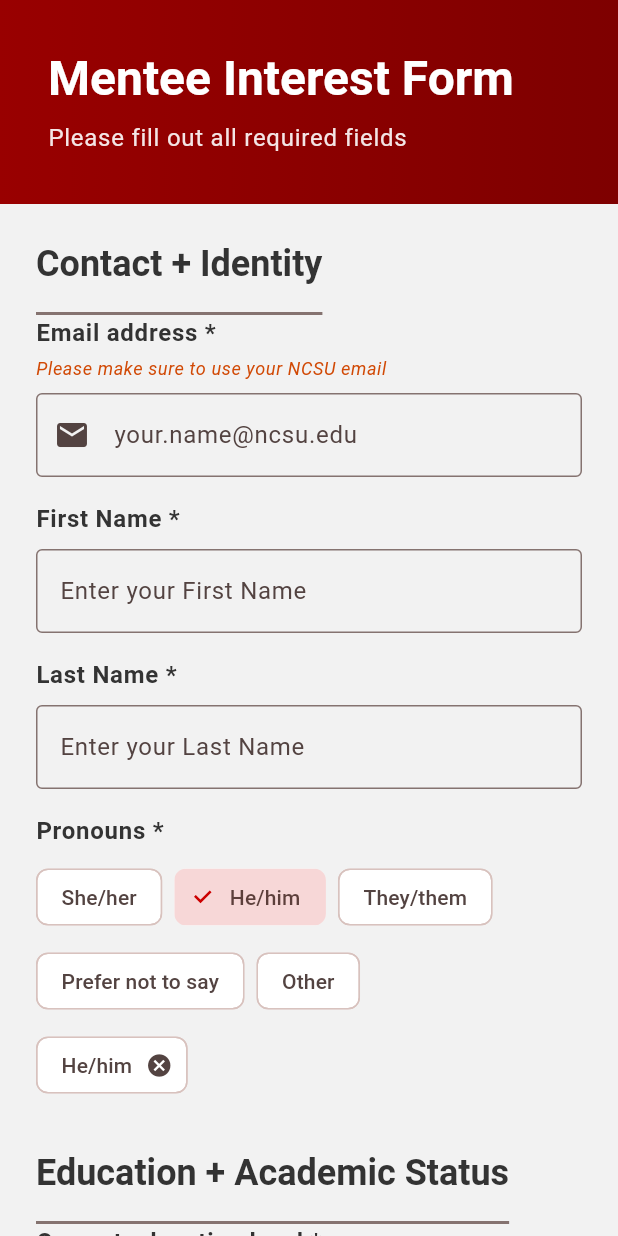
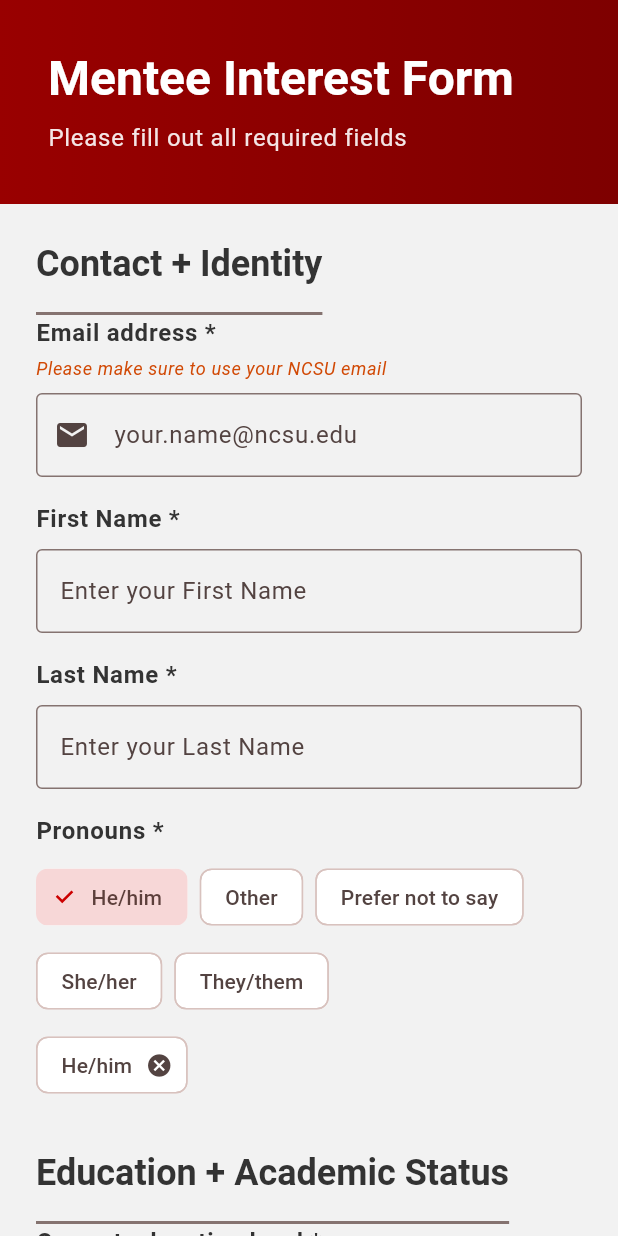
Before and after one commit to KaylaR2040/NLP_Matching, a Flutter app: the screen it shows after launch, after a tap on "He/him", on a phone screen of 412 x 824 dp. Run offline on Flutter 3.47's test engine with Material 3 defaults, Android fonts, the phone set to English and light mode, and no system bars; missing offline and left inert: fuzzywuzzy; project files that could hold a hidden picture were left out.

Commit message:
alphabetical info

```diff
--- a/flutter_mentee/lib/constants/form_options.dart
+++ b/flutter_mentee/lib/constants/form_options.dart
@@ -6,71 +6,71 @@ class FormOptions {
 
   // Pronouns
   static const List<String> pronouns = [
+    'He/him',
+    "Other",
+    'Prefer not to say',
     'She/her',
-    'He/him',
     'They/them',
-    'Prefer not to say',
-    "Other",
   ];
 
   // Education levels
-  static const List<String> educationLevels = ['BS', 'ABM', 'MS', 'PhD'];
+  static const List<String> educationLevels = ['ABM', 'BS', 'MS', 'PhD'];
 
   // Load possible majors from files
   static List<String> get undergradPrograms => _loader.undergradPrograms;
   static List<String> get gradPrograms => _loader.gradPrograms;
   static List<String> get abmPrograms => _loader.abmPrograms;
   static List<String> get phdPrograms => _loader.phdPrograms;
-  static List<String> get concentrations => _loader.concentrations;
+  static List<String> get concentrations => _sorted(_loader.concentrations);
 
   // Experience levels
   static const List<String> experienceLevels = [
-    'No internships yet',
     'Completed 1 internship',
     'Completed 2+ internships',
     'Co-op experience',
+    'No internships yet',
     'Research experience',
   ];
 
   // Industries
   static const List<String> industries = [
+    'Academia / research',
+    'Artificial intelligence / machine learning',
     "ASIC Design & Verification",
+    'Consulting',
+    'Cybersecurity',
+    'Data science / analytics',
     'Embedded systems',
-    'Software engineering',
-    'Hardware / electronics',
-    'Robotics / autonomy',
-    'Artificial intelligence / machine learning',
-    'Data science / analytics',
-    'Cybersecurity',
-    'Consulting',
+    'Energy / utilities',
     'Finance / fintech',
     'Government / defense',
-    'Energy / utilities',
+    'Hardware / electronics',
+    'Healthcare / medical devices',
     'Manufacturing',
-    'Healthcare / medical devices',
+    'Other',
+    'Robotics / autonomy',
+    'Software engineering',
+    'Startup / entrepreneurship',
     'Telecommunications',
-    'Academia / research',
-    'Startup / entrepreneurship',
-    'Other',
   ];
 
   // Help topics
   static const List<String> helpTopics = [
-    'Resume and interview preparation',
-    'Internship search',
-    'Technical skill development',
-    'Networking',
     'Career planning',
     'Graduate school advice',
+    'Internship search',
+    'Leadership and communication',
+    'Networking',
+    'Resume and interview preparation',
+    'Technical skill development',
     'Work–life balance',
-    'Leadership and communication',
   ];
 
   // Semesters
   static const List<String> semester = ['Fall', 'Spring', 'Summer'];
 
   // NCSU Organizations (loaded from file)
-  static List<String> get ncsuOrgs => _loader.ncsuOrgs;
+  static List<String> get ncsuOrgs => _sorted(_loader.ncsuOrgs);
 
   /// Get years for graduation dropdown (current year + 12 years)
   static List<String> getGraduationYears() {
@@ -81,16 +81,16 @@ class FormOptions {
   /// Returns the degree-program list for the selected education level.
   static List<String> getDegreeProgramsForLevel(String? educationLevel) {
     if (educationLevel == 'BS') {
-      return undergradPrograms;
+      return _sorted(undergradPrograms);
     }
     if (educationLevel == 'ABM') {
-      return abmPrograms;
+      return _sorted(abmPrograms);
     }
     if (educationLevel == 'MS') {
-      return gradPrograms;
+      return _sorted(gradPrograms);
     }
     if (educationLevel == 'PhD') {
-      return phdPrograms;
+      return _sorted(phdPrograms);
     }
     return [];
   }
@@ -110,4 +110,10 @@ class FormOptions {
         return '';
     }
   }
+
+  static List<String> _sorted(List<String> values) {
+    final sorted = List<String>.from(values);
+    sorted.sort((a, b) => a.toLowerCase().compareTo(b.toLowerCase()));
+    return sorted;
+  }
 }
--- a/flutter_mentee/lib/services/form_data_loader.dart
+++ b/flutter_mentee/lib/services/form_data_loader.dart
@@ -37,6 +37,7 @@ class FormDataLoader {
           .map((line) => line.trim())
           .where((line) => line.isNotEmpty)
           .toList();
+      _ncsuOrgs!.sort((a, b) => a.toLowerCase().compareTo(b.toLowerCase()));
       print('Loaded ${_ncsuOrgs!.length} NCSU organizations');
       return _ncsuOrgs!;
     } catch (e) {
@@ -51,12 +52,17 @@ class FormDataLoader {
     if (_undergradPrograms != null) return _undergradPrograms!;
 
     try {
-      final data = await rootBundle.loadString('assets/data/undergrad_programs.txt');
+      final data = await rootBundle.loadString(
+        'assets/data/undergrad_programs.txt',
+      );
       _undergradPrograms = data
           .split('\n')
           .map((line) => line.trim())
           .where((line) => line.isNotEmpty)
           .toList();
+      _undergradPrograms!.sort(
+        (a, b) => a.toLowerCase().compareTo(b.toLowerCase()),
+      );
       print('Loaded ${_undergradPrograms!.length} undergraduate programs');
       return _undergradPrograms!;
     } catch (e) {
@@ -77,11 +83,15 @@ class FormDataLoader {
           .map((line) => line.trim())
           .where((line) => line.isNotEmpty)
           .toList();
+      _gradPrograms!.sort((a, b) => a.toLowerCase().compareTo(b.toLowerCase()));
       print('Loaded ${_gradPrograms!.length} graduate programs');
       return _gradPrograms!;
     } catch (e) {
       print('Error loading grad programs: $e');
-      _gradPrograms = ['Computer Engineering - MS', 'Electrical Engineering - MS'];
+      _gradPrograms = [
+        'Computer Engineering - MS',
+        'Electrical Engineering - MS',
+      ];
       return _gradPrograms!;
     }
   }
@@ -90,12 +100,17 @@ class FormDataLoader {
   Future<List<String>> loadConcentrations() async {
     if (_concentrations != null) return _concentrations!;
     try {
-      final data = await rootBundle.loadString('assets/data/concentrations.txt');
+      final data = await rootBundle.loadString(
+        'assets/data/concentrations.txt',
+      );
       _concentrations = data
           .split('\n')
           .map((line) => line.trim())
           .where((line) => line.isNotEmpty)
           .toList();
+      _concentrations!.sort(
+        (a, b) => a.toLowerCase().compareTo(b.toLowerCase()),
+      );
       print('Loaded ${_concentrations!.length} concentrations');
       return _concentrations!;
     } catch (e) {
@@ -104,6 +119,7 @@ class FormDataLoader {
       return _concentrations!;
     }
   }
+
   /// Load ABM programs from text file
   Future<List<String>> loadAbmPrograms() async {
     if (_abmPrograms != null) return _abmPrograms!;
@@ -115,11 +131,15 @@ class FormDataLoader {
           .map((line) => line.trim())
           .where((line) => line.isNotEmpty)
           .toList();
+      _abmPrograms!.sort((a, b) => a.toLowerCase().compareTo(b.toLowerCase()));
       print('Loaded ${_abmPrograms!.length} ABM programs');
       return _abmPrograms!;
     } catch (e) {
       print('Error loading ABM programs: $e');
-      _abmPrograms = ['Computer Engineering - ABM', 'Electrical Engineering - ABM'];
+      _abmPrograms = [
+        'Computer Engineering - ABM',
+        'Electrical Engineering - ABM',
+      ];
       return _abmPrograms!;
     }
   }
@@ -135,11 +155,15 @@ class FormDataLoader {
           .map((line) => line.trim())
           .where((line) => line.isNotEmpty)
           .toList();
+      _phdPrograms!.sort((a, b) => a.toLowerCase().compareTo(b.toLowerCase()));
       print('Loaded ${_phdPrograms!.length} PhD programs');
       return _phdPrograms!;
     } catch (e) {
       print('Error loading PhD programs: $e');
-      _phdPrograms = ['Computer Engineering - PhD', 'Electrical Engineering - PhD'];
+      _phdPrograms = [
+        'Computer Engineering - PhD',
+        'Electrical Engineering - PhD',
+      ];
       return _phdPrograms!;
     }
   }
@@ -152,7 +176,7 @@ class FormDataLoader {
   List<String> get phdPrograms => _phdPrograms ?? [];
   List<String> get concentrations => _concentrations ?? [];
 
-    /// True once all required files are loaded or defaulted.
+  /// True once all required files are loaded or defaulted.
   bool get isLoaded =>
       _ncsuOrgs != null &&
       _undergradPrograms != null &&
--- a/flutter_mentor/lib/constants/form_options.dart
+++ b/flutter_mentor/lib/constants/form_options.dart
@@ -5,27 +5,27 @@ class FormOptions {
   static final FormDataLoader _loader = FormDataLoader();
 
   static const List<String> pronouns = [
+    'He/him',
+    'Other',
+    'Prefer not to say',
     'She/her',
-    'He/him',
     'They/them',
-    'Prefer not to say',
-    'Other',
   ];
 
   static const List<String> educationLevels = [
+    'ABM',
+    'Alumni',
     'BS',
-    'ABM',
     'MS',
     'PhD',
-    'Alumni',
   ];
 
   static const List<String> degreeLevels = [
-    'Undergraduate',
     'ABM',
     'MS',
+    'Other',
     'PhD',
-    'Other',
+    'Undergraduate',
   ];
 
   static List<String> get undergradPrograms => _loader.undergradPrograms;
@@ -34,16 +34,16 @@ class FormOptions {
   static List<String> get phdPrograms => _loader.phdPrograms;
 
   static const List<String> industryFocusAreas = [
+    'Artificial intelligence / machine learning',
+    'Communications / signal processing',
+    'Cybersecurity',
+    'Data science / analytics',
     'Embedded systems',
+    'Hardware / electronics',
+    'Other',
+    'Power / energy systems',
+    'Robotics / autonomy',
     'Software engineering',
-    'Hardware / electronics',
-    'Robotics / autonomy',
-    'Artificial intelligence / machine learning',
-    'Data science / analytics',
-    'Cybersecurity',
-    'Power / energy systems',
-    'Communications / signal processing',
-    'Other',
   ];
 
   static const List<String> studentsCountOptions = ['1 student', '2 students'];
@@ -53,11 +53,12 @@ class FormOptions {
   static const List<String> usStates = [
     'AL',
     'AK',
+    'AR',
     'AZ',
-    'AR',
     'CA',
     'CO',
     'CT',
+    'DC',
     'DE',
     'FL',
     'GA',
@@ -82,9 +83,9 @@ class FormOptions {
     'NH',
     'NJ',
     'NM',
-    'NY',
     'NC',
     'ND',
+    'NY',
     'OH',
     'OK',
     'OR',
@@ -101,10 +102,9 @@ class FormOptions {
     'WV',
     'WI',
     'WY',
-    'DC',
   ];
 
-  static List<String> get ncsuOrgs => _loader.ncsuOrgs;
+  static List<String> get ncsuOrgs => _sorted(_loader.ncsuOrgs);
 
   static List<String> getGraduationYears() {
     final currentYear = DateTime.now().year;
@@ -125,8 +125,12 @@ class FormOptions {
     if (levels.contains('PhD')) {
       programs.addAll(phdPrograms);
     }
-    final result = programs.toList();
-    result.sort();
-    return result;
+    return _sorted(programs.toList());
+  }
+
+  static List<String> _sorted(List<String> values) {
+    final sorted = List<String>.from(values);
+    sorted.sort((a, b) => a.toLowerCase().compareTo(b.toLowerCase()));
+    return sorted;
   }
 }
```
Also changed, not shown: flutter_mentor/lib/models/mentor_form_data.dart (+12 -4 lines), flutter_mentor/lib/services/form_data_loader.dart (+6 -2 lines).
